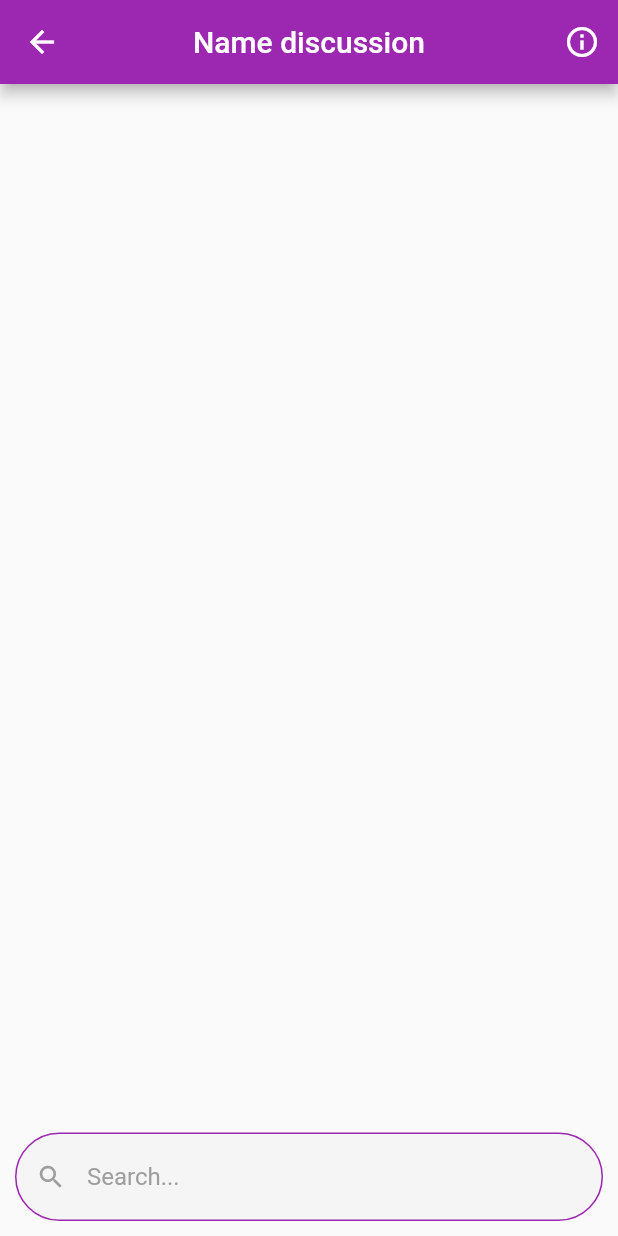
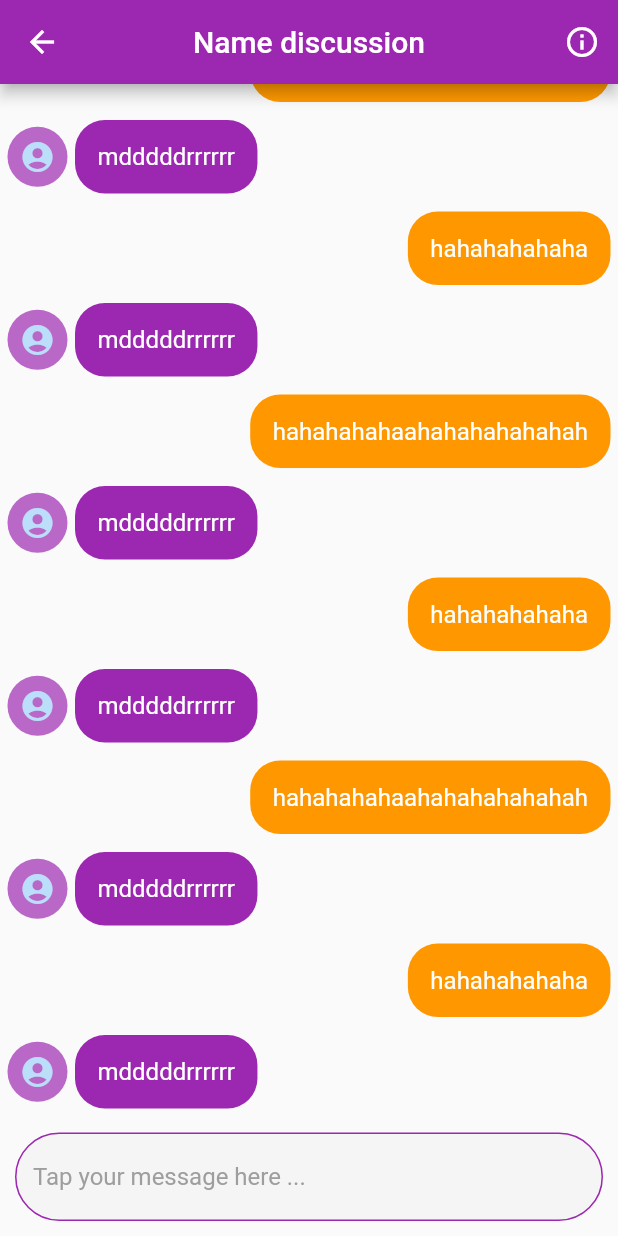
Before and after one commit to ZakariaKermouche/Jiwar, a Flutter app: the DiscussionPage screen opened directly, on a phone screen of 412 x 824 dp. Run offline on Flutter 3.47's test engine with Material 2 defaults, Android fonts, the phone set to English and light mode, and no system bars; our stand-ins replace firebase_auth, geolocator, google_maps_flutter; accounts and stored records are empty; statements that could not run were skipped.

Commit message:
disscussion page

```diff
--- a/lib/main.dart
+++ b/lib/main.dart
@@ -1,3 +1,4 @@
+import 'package:dir_khir/screens/discussion.dart';
 import 'package:dir_khir/screens/navigation.dart';
 import 'package:dir_khir/screens/login.dart';
 import 'package:dir_khir/screens/onboard.dart';
@@ -13,7 +14,7 @@ class MyApp extends StatelessWidget {
   Widget build(BuildContext context) {
     return MaterialApp(
       title: 'Jiwar',
-      initialRoute: Onboard.id,
+      initialRoute: NavigationPage.id,
       routes: {
         Onboard.id: (context) => Onboard(),
         LoginPage.id: (context) => LoginPage(),
@@ -21,6 +22,7 @@ class MyApp extends StatelessWidget {
         MapPage.id: (context) => MapPage(),
         NavigationPage.id: (context) => NavigationPage(),
         RoomsPage.id: (context) => RoomsPage(),
+        DiscussionPage.id: (context) => DiscussionPage(),
       },
     );
   }
--- /dev/null
+++ b/lib/model/ChatUser.dart
@@ -0,0 +1,31 @@
+import 'package:flutter/cupertino.dart';
+import 'package:flutter/material.dart';
+
+class ChatUser {
+  final String senderID;
+  final String message;
+  ChatUser({this.senderID, this.message});
+
+  static List<ChatUser> listMessages = [
+    ChatUser(senderID: "1", message: "hahahahahaahahahahahahah"),
+    ChatUser(senderID: "2", message: "mdddddrrrrrr"),
+    ChatUser(senderID: "1", message: "hahahahahaha"),
+    ChatUser(senderID: "2", message: "mdddddrrrrrr"),
+    ChatUser(senderID: "1", message: "hahahahahaahahahahahahah"),
+    ChatUser(senderID: "2", message: "mdddddrrrrrr"),
+    ChatUser(senderID: "1", message: "hahahahahaha"),
+    ChatUser(senderID: "2", message: "mdddddrrrrrr"),
+    ChatUser(senderID: "1", message: "hahahahahaahahahahahahah"),
+    ChatUser(senderID: "2", message: "mdddddrrrrrr"),
+    ChatUser(senderID: "1", message: "hahahahahaha"),
+    ChatUser(senderID: "2", message: "mdddddrrrrrr"),
+    ChatUser(senderID: "1", message: "hahahahahaahahahahahahah"),
+    ChatUser(senderID: "2", message: "mdddddrrrrrr"),
+    ChatUser(senderID: "1", message: "hahahahahaha"),
+    ChatUser(senderID: "2", message: "mdddddrrrrrr"),
+    ChatUser(senderID: "1", message: "hahahahahaahahahahahahah"),
+    ChatUser(senderID: "2", message: "mdddddrrrrrr"),
+    ChatUser(senderID: "1", message: "hahahahahaha"),
+    ChatUser(senderID: "2", message: "mdddddrrrrrr"),
+  ];
+}
--- a/lib/screens/discussion.dart
+++ b/lib/screens/discussion.dart
@@ -1,4 +1,4 @@
-import 'package:dir_khir/screens/rooms.dart';
+import 'package:dir_khir/model/ChatUser.dart';
 import 'package:flutter/material.dart';
 
 class DiscussionPage extends StatefulWidget {
@@ -8,6 +8,10 @@ class DiscussionPage extends StatefulWidget {
 }
 
 class _DiscussionPageState extends State<DiscussionPage> {
+  //discussionModel disc = discussionModel.listMessages.elementAt(0);
+  String userOn = "1";
+  List<ChatUser> messages = ChatUser.listMessages.reversed.toList();
+
   @override
   Widget build(BuildContext context) {
     return SafeArea(
@@ -31,22 +35,52 @@ class _DiscussionPageState extends State<DiscussionPage> {
           mainAxisAlignment: MainAxisAlignment.start,
           children: <Widget>[
             Expanded(
-              child: SingleChildScrollView(
-                child: Column(
-                  children: <Widget>[
-                    //message sender et reciver
-                  ],
-                ),
+              child: ListView.builder(
+                itemCount: messages.length,
+                reverse: true,
+                itemBuilder: (context, index) {
+                  return Row(
+                    mainAxisAlignment: messages[index].senderID == userOn
+                        ? MainAxisAlignment.end
+                        : MainAxisAlignment.start,
+                    children: <Widget>[
+                      Padding(padding: EdgeInsets.only(left: 5)),
+                      messages[index].senderID == userOn
+                          ? Container()
+                          : CircleAvatar(
+                              backgroundColor: Colors.purple.shade300,
+                              child: Icon(Icons.account_circle),
+                            ),
+                      Container(
+                        constraints: BoxConstraints(
+                          maxWidth: MediaQuery.of(context).size.width,
+                        ),
+                        padding: EdgeInsets.all(15),
+                        margin:
+                            EdgeInsets.symmetric(horizontal: 5, vertical: 6),
+                        decoration: BoxDecoration(
+                          borderRadius: BorderRadius.circular(20),
+                          color: messages[index].senderID == userOn
+                              ? Colors.orange
+                              : Colors.purple,
+                        ),
+                        child: Text("${messages[index].message}",
+                            style:
+                                TextStyle(color: Colors.white, fontSize: 16)),
+                      ),
+                    ],
+                  );
+                },
               ),
             ),
             Padding(
               padding: EdgeInsets.all(10),
               child: TextField(
                 decoration: InputDecoration(
-                  hintText: "Search...",
+                  hintText: "Tap your message here ...",
                   hintStyle: TextStyle(color: Colors.grey.shade500),
-                  prefixIcon:
-                      Icon(Icons.search, color: Colors.grey.shade500, size: 20),
+                  /*prefixIcon: Icon(Icons.text_format,
+                      color: Colors.grey.shade500, size: 20),*/
                   filled: true,
                   fillColor: Colors.grey.shade100,
                   enabledBorder: OutlineInputBorder(
--- a/lib/utils/RoomsUser.dart
+++ b/lib/utils/RoomsUser.dart
@@ -1,12 +1,13 @@
+import 'package:dir_khir/screens/discussion.dart';
 import 'package:flutter/material.dart';
 
 class RoomsUserList extends StatefulWidget {
-  final String name;
-  final String lastmessage;
-  final String time;
+  String name;
+  String lastmessage;
+  String time;
   //String photo;
-  RoomsUserList(this.name, this.lastmessage,
-      this.time); //, @required this.photo);
+  RoomsUserList(@required this.name, @required this.lastmessage,
+      @required this.time); //, @required this.photo);
   @override
   _RoomsUserListState createState() => _RoomsUserListState();
 }
@@ -23,7 +24,7 @@ class _RoomsUserListState extends State<RoomsUserList> {
       subtitle: Text(widget.lastmessage),
       trailing: Text(widget.time),
       //dense: true,
-      //onTap: ()=> ,
+      onTap: () => {Navigator.pushNamed(context, DiscussionPage.id)},
     );
   }
 }
```
